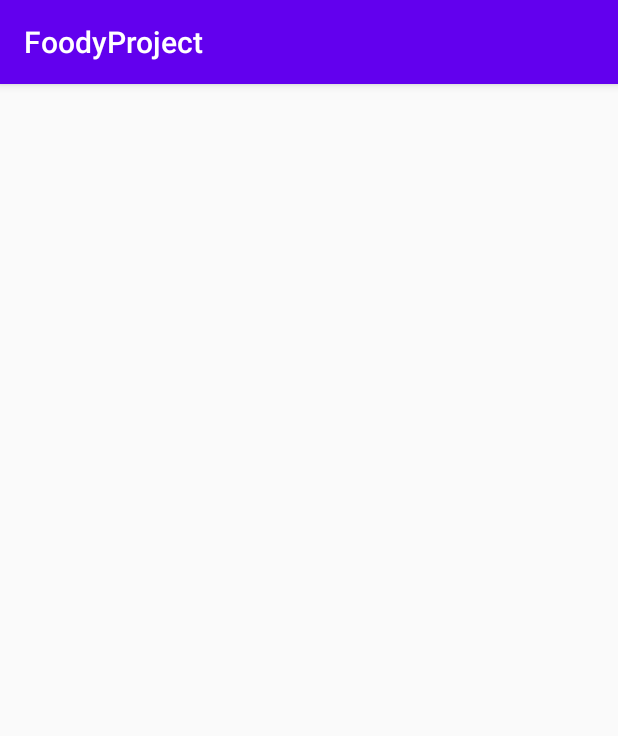
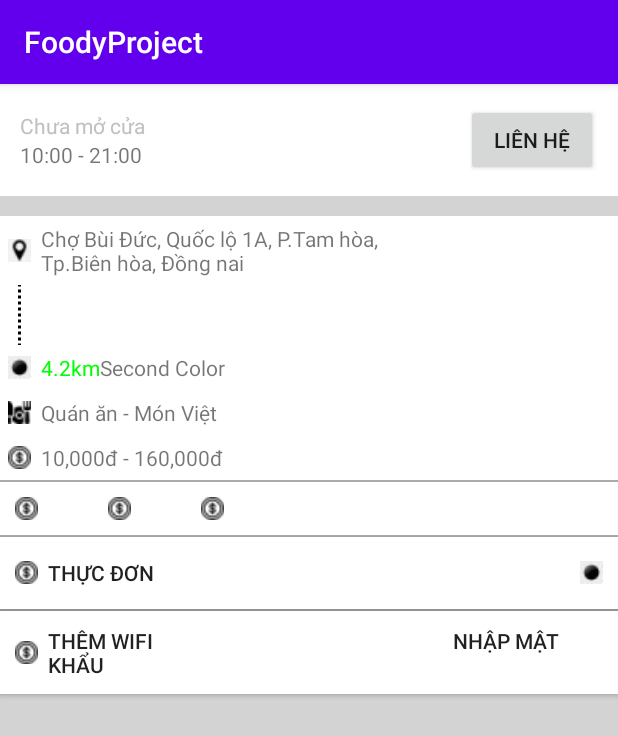
Before and after one commit to leminhphuoc/FoodyProjectAndroid, an Android app: the RestaurantDetail screen opened directly, with no data from a screen before it, on a phone screen of 412 x 824 dp. Shown: the top 736 px of the screen. Run offline under Robolectric (Android 15) with nearby library versions, the phone set to English and light mode, and no system bars.

Commit message:
update code

```diff
--- a/src/app/src/main/java/hcmute/edu/vn/nhom02/foodyproject/MainActivity.java
+++ b/src/app/src/main/java/hcmute/edu/vn/nhom02/foodyproject/MainActivity.java
@@ -9,6 +9,6 @@
     @Override
     protected void onCreate(Bundle savedInstanceState) {
         super.onCreate(savedInstanceState);
-        setContentView(R.layout.activity_main);
+        setContentView(R.layout.activity_restaurant_detail);
     }
 }
--- a/src/app/src/main/java/hcmute/edu/vn/nhom02/foodyproject/RestaurantDetail.java
+++ b/src/app/src/main/java/hcmute/edu/vn/nhom02/foodyproject/RestaurantDetail.java
@@ -3,12 +3,19 @@
 import androidx.appcompat.app.AppCompatActivity;
 
 import android.os.Bundle;
+import android.text.Html;
+import android.widget.TextView;
 
 public class RestaurantDetail extends AppCompatActivity {
 
+    TextView tvDistance;
     @Override
     protected void onCreate(Bundle savedInstanceState) {
         super.onCreate(savedInstanceState);
         setContentView(R.layout.activity_restaurant_detail);
+
+        tvDistance = (TextView) findViewById(R.id.tvDistance);
+        String text = "<font color=#00ff00>4.2km</font>Second Color";
+        tvDistance.setText(Html.fromHtml(text));
     }
 }
--- a/src/app/src/main/res/drawable/dashline.xml
+++ b/src/app/src/main/res/drawable/dashline.xml
@@ -1,4 +1,16 @@
 <?xml version="1.0" encoding="utf-8"?>
-<selector xmlns:android="http://schemas.android.com/apk/res/android">
-
-</selector>
+<layer-list xmlns:android="http://schemas.android.com/apk/res/android">
+    <item
+        android:top="-8dp"
+        android:bottom="-8dp"
+        android:left="-8dp">
+        <shape>
+            <solid android:color="@android:color/transparent"/>
+            <stroke
+                android:width="2dp"
+                android:color="#000000"
+                android:dashGap="2dp"
+                android:dashWidth="2dp"/>
+        </shape>
+    </item>
+</layer-list>
--- a/src/app/src/main/res/layout/activity_restaurant_detail.xml
+++ b/src/app/src/main/res/layout/activity_restaurant_detail.xml
@@ -1,9 +1,143 @@
 <?xml version="1.0" encoding="utf-8"?>
-<androidx.constraintlayout.widget.ConstraintLayout xmlns:android="http://schemas.android.com/apk/res/android"
+<LinearLayout xmlns:android="http://schemas.android.com/apk/res/android"
     xmlns:app="http://schemas.android.com/apk/res-auto"
     xmlns:tools="http://schemas.android.com/tools"
     android:layout_width="match_parent"
     android:layout_height="match_parent"
-    tools:context=".RestaurantDetail">
+    tools:context=".RestaurantDetail"
+    android:orientation="vertical"
+    android:background="#D3D3D3">
 
-</androidx.constraintlayout.widget.ConstraintLayout>
+    <RelativeLayout
+        android:background="#FFFFFF"
+        android:layout_width="match_parent"
+        android:layout_height="wrap_content"
+        android:orientation="horizontal"
+        android:padding="20px">
+        <LinearLayout
+            android:layout_centerVertical="true"
+            android:id="@+id/timeOpenLayout"
+            android:layout_width="wrap_content"
+            android:layout_height="wrap_content"
+            android:orientation="vertical">
+            <TextView
+                android:layout_width="wrap_content"
+                android:layout_height="wrap_content"
+                android:text="Chưa mở cửa"
+                android:textColor="#C0C0C0"
+                />
+            <TextView
+                android:layout_width="wrap_content"
+                android:layout_height="wrap_content"
+                android:text="10:00 - 21:00"
+                />
+        </LinearLayout>
+        <Button
+            android:layout_centerVertical="true"
+            android:layout_width="wrap_content"
+            android:layout_height="wrap_content"
+            android:layout_alignParentRight="true"
+            android:layout_toLeftOf="@id/timeOpenLayout"
+            android:text="Liên hệ"
+            android:layout_gravity="right"/>
+    </RelativeLayout>
+    <LinearLayout
+        android:layout_marginTop="20px"
+        android:layout_width="match_parent"
+        android:layout_height="wrap_content"
+        android:orientation="vertical"
+        android:background="#FFFF">
+        <TextView
+            android:padding="5dp"
+            android:drawablePadding="10px"
+            android:drawableLeft="@drawable/location"
+            android:layout_width="wrap_content"
+            android:layout_height="wrap_content"
+            android:text="Chợ Bùi Đức, Quốc lộ 1A, P.Tam hòa,\nTp.Biên hòa, Đồng nai"/>
+        <View
+            android:layout_marginLeft="10dp"
+            android:layout_width="4dp"
+            android:layout_height="40dp"
+            android:background="@drawable/dashline"
+            android:layerType="software" />
+        <TextView
+            android:padding="5dp"
+            android:drawablePadding="10px"
+            android:drawableLeft="@drawable/circle"
+            android:id="@+id/tvDistance"
+            android:layout_width="wrap_content"
+            android:layout_height="wrap_content"
+            android:text="4.2km (Từ vị trí hiện tại)"/>
+        <TextView
+            android:padding="5dp"
+            android:drawablePadding="10px"
+            android:drawableLeft="@drawable/dinner"
+            android:layout_width="wrap_content"
+            android:layout_height="wrap_content"
+            android:text="Quán ăn - Món Việt"/>
+        <TextView
+            android:padding="5dp"
+            android:drawablePadding="10px"
+            android:drawableLeft="@drawable/money"
+            android:layout_width="wrap_content"
+            android:layout_height="wrap_content"
+            android:text="10,000đ - 160,000đ"/>
+    </LinearLayout>
+
+    <View
+        android:layout_width="match_parent"
+        android:layout_height="1dp"
+        android:background="@android:color/darker_gray"/>
+    <LinearLayout
+        android:layout_width="match_parent"
+        android:layout_height="wrap_content"
+        android:orientation="horizontal"
+        android:background="#FFFFFF"
+        android:padding="15px">
+        <ImageView
+            android:layout_width="wrap_content"
+            android:layout_height="wrap_content"
+            android:src="@drawable/money"/>
+        <ImageView
+            android:layout_marginLeft="70px"
+            android:layout_width="wrap_content"
+            android:layout_height="wrap_content"
+            android:src="@drawable/money"/>
+        <ImageView
+            android:layout_marginLeft="70px"
+            android:layout_width="wrap_content"
+            android:layout_height="wrap_content"
+            android:src="@drawable/money"/>
+    </LinearLayout>
+
+    <View
+        android:layout_width="match_parent"
+        android:layout_height="1dp"
+        android:background="@android:color/darker_gray"/>
+
+    <Button
+        android:layout_width="match_parent"
+        android:layout_height="wrap_content"
+        android:text="Thực đơn"
+        android:textAlignment="textStart"
+        android:background="#FFFFFF"
+        android:layout_gravity="start"
+        android:drawableLeft="@drawable/money"
+        android:drawableRight="@drawable/circle"
+        android:padding="15px"
+        android:drawablePadding="10px"/>
+    <View
+        android:layout_width="match_parent"
+        android:layout_height="1dp"
+        android:background="@android:color/darker_gray"/>
+    <Button
+        android:layout_width="match_parent"
+        android:layout_height="wrap_content"
+        android:text="Thêm wifi \t\t\t\t\t\t\t\t\t\t\t\t\t\t\t Nhập mật khẩu"
+        android:textAlignment="textStart"
+        android:background="#FFFFFF"
+        android:layout_gravity="start"
+        android:drawableLeft="@drawable/money"
+        android:padding="15px"
+        android:drawablePadding="10px"/>
+</LinearLayout>
```
